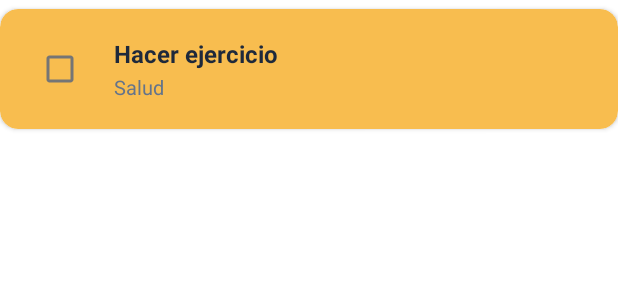
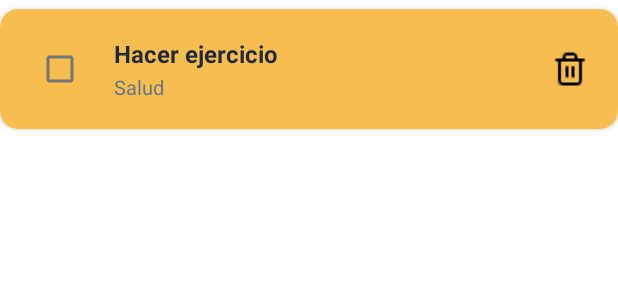
Before and after one commit to AdriRedondo/PAD-2025-26-HaHabit, an Android app: the layout item_habit.xml on its own in the app's theme, with its tools: preview values and no code run, on a phone screen of 412 x 824 dp. Shown: the top 300 px of the screen. Run offline under Robolectric (Android 15) with nearby library versions, the phone set to English and light mode, and no system bars.

Commit message:
feat: botón de borrar habitos

```diff
--- a/app/src/main/java/es/ucm/fdi/pad/hahabit/data/HabitRepository.java
+++ b/app/src/main/java/es/ucm/fdi/pad/hahabit/data/HabitRepository.java
@@ -157,10 +157,10 @@ public class HabitRepository {
         executorService.execute(() -> habitDao.update(habit));
     }
 
-    public void delete(Habit habit) {
-        executorService.execute(() -> habitDao.delete(habit));
+    public void logicalDelete(Habit habit) {
+        habit.setDeleted(true);
+        update(habit);
     }
-
 
     // ********* metodos de HabitCompletion **************
     public void insertCompletion(HabitCompletion completion) {
--- a/app/src/main/java/es/ucm/fdi/pad/hahabit/ui/home/HomeViewModel.java
+++ b/app/src/main/java/es/ucm/fdi/pad/hahabit/ui/home/HomeViewModel.java
@@ -105,8 +105,8 @@ public class HomeViewModel extends AndroidViewModel {
         repository.update(habit);
     }
 
-    public void delete(Habit habit) {
-        repository.delete(habit);
+    public void logicalDelete(Habit habit) {
+        repository.logicalDelete(habit);
     }
 
     // Método para probar - insertar hábitos de prueba
--- a/app/src/main/res/layout/item_habit.xml
+++ b/app/src/main/res/layout/item_habit.xml
@@ -61,6 +61,16 @@
 
         </LinearLayout>
 
+        <ImageButton
+            android:id="@+id/btnDeleteHabit"
+            android:layout_width="32dp"
+            android:layout_height="32dp"
+            android:layout_marginStart="8dp"
+            android:background="@android:color/transparent"
+            android:src="@drawable/trash"
+            android:contentDescription="@drawable/trash"/>
+
+
     </LinearLayout>
 
 </com.google.android.material.card.MaterialCardView>
```
Also changed, not shown: app/src/main/java/es/ucm/fdi/pad/hahabit/data/Habit.java (+14 -0 lines), app/src/main/java/es/ucm/fdi/pad/hahabit/data/HabitDao.java (+4 -4 lines), app/src/main/java/es/ucm/fdi/pad/hahabit/ui/home/HabitAdapter.java (+11 -0 lines), app/src/main/java/es/ucm/fdi/pad/hahabit/ui/home/HomeFragment.java (+10 -0 lines), app/src/main/res/drawable/trash.png (added).
